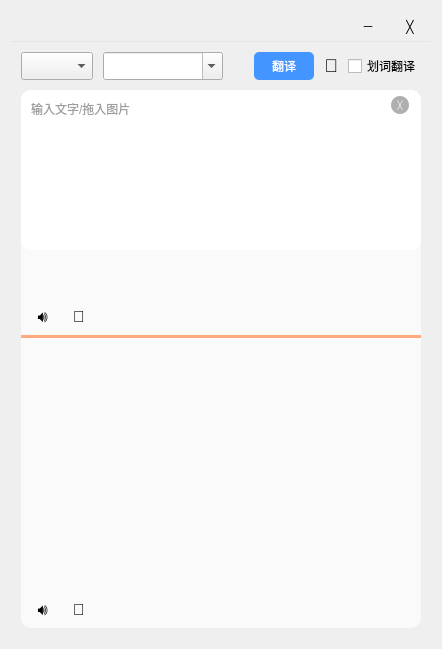
This is baidu_trans/MainWindow.ui in mtrdong/translator_pyqt5 as Qt 5 draws it before an edit. The edited form follows.
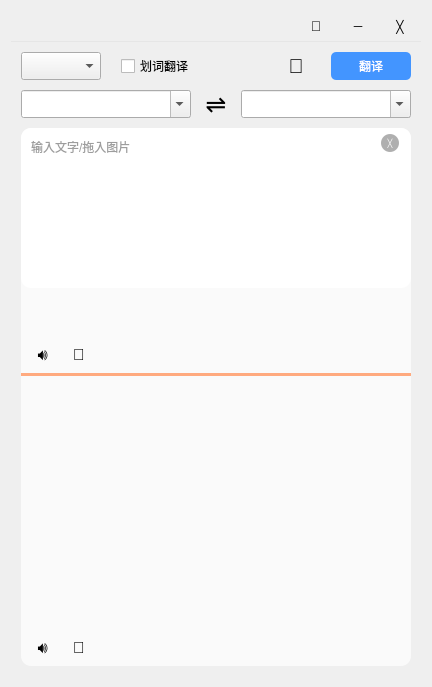
This is the edited form.

Commit message: UI调整，翻译调整

The edit to the form file:
```diff
--- a/baidu_trans/MainWindow.ui
+++ b/baidu_trans/MainWindow.ui
@@ -39,10 +39,10 @@
         </size>
        </property>
        <property name="styleSheet">
-        <string notr="true">QPushButton {background-color: transparent; border: 0;} QPushButton:hover {background-color: rgb(230, 230, 230);} QPushButton:pressed {background-color: rgb(200, 200, 200);}</string>
+        <string notr="true">QPushButton {background-color: transparent; border: 0; font-size: 14px} QPushButton:hover {background-color: rgb(220, 220, 220);}</string>
        </property>
        <property name="text">
-        <string>─</string>
+        <string>📌</string>
        </property>
       </widget>
      </item>
@@ -55,6 +55,22 @@
         </size>
        </property>
        <property name="styleSheet">
+        <string notr="true">QPushButton {background-color: transparent; border: 0;} QPushButton:hover {background-color: rgb(220, 220, 220);} QPushButton:pressed {background-color: rgb(200, 200, 200);}</string>
+       </property>
+       <property name="text">
+        <string>─</string>
+       </property>
+      </widget>
+     </item>
+     <item>
+      <widget class="QPushButton" name="pushButton_3">
+       <property name="minimumSize">
+        <size>
+         <width>42</width>
+         <height>30</height>
+        </size>
+       </property>
+       <property name="styleSheet">
         <string notr="true">QPushButton {background-color: transparent; border: 0;} QPushButton:hover {background-color: rgb(228, 104, 85);} QPushButton:pressed {background-color: rgb(196, 94, 74);}</string>
        </property>
        <property name="text">
@@ -103,114 +119,87 @@
      <item>
       <layout class="QHBoxLayout" name="horizontalLayout_2">
        <property name="spacing">
-        <number>0</number>
+        <number>20</number>
        </property>
        <item>
-        <layout class="QHBoxLayout" name="horizontalLayout_3">
-         <property name="spacing">
-          <number>10</number>
+        <widget class="QComboBox" name="comboBox">
+         <property name="minimumSize">
+          <size>
+           <width>80</width>
+           <height>28</height>
+          </size>
          </property>
-         <item>
-          <widget class="QComboBox" name="comboBox">
-           <property name="minimumSize">
-            <size>
-             <width>60</width>
-             <height>28</height>
-            </size>
-           </property>
-           <property name="toolTip">
-            <string>翻译引擎</string>
-           </property>
-          </widget>
-         </item>
-         <item>
-          <widget class="QComboBox" name="comboBox_2">
-           <property name="minimumSize">
-            <size>
-             <width>120</width>
-             <height>28</height>
-            </size>
-           </property>
-           <property name="toolTip">
-            <string>目标语言</string>
-           </property>
-           <property name="editable">
-            <bool>true</bool>
-           </property>
-          </widget>
-         </item>
-        </layout>
+         <property name="maximumSize">
+          <size>
+           <width>80</width>
+           <height>28</height>
+          </size>
+         </property>
+        </widget>
+       </item>
+       <item>
+        <widget class="QCheckBox" name="checkBox">
+         <property name="toolTip">
+          <string>Ctrl+C 快速发起翻译</string>
+         </property>
+         <property name="text">
+          <string>划词翻译</string>
+         </property>
+        </widget>
        </item>
        <item>
         <spacer name="horizontalSpacer_2">
          <property name="orientation">
           <enum>Qt::Horizontal</enum>
          </property>
-         <property name="sizeType">
-          <enum>QSizePolicy::MinimumExpanding</enum>
-         </property>
          <property name="sizeHint" stdset="0">
           <size>
-           <width>20</width>
+           <width>40</width>
            <height>20</height>
           </size>
          </property>
         </spacer>
        </item>
        <item>
-        <layout class="QHBoxLayout" name="horizontalLayout_4">
-         <property name="spacing">
-          <number>10</number>
+        <widget class="QPushButton" name="pushButton_4">
+         <property name="minimumSize">
+          <size>
+           <width>30</width>
+           <height>28</height>
+          </size>
          </property>
-         <item>
-          <widget class="QPushButton" name="pushButton_3">
-           <property name="minimumSize">
-            <size>
-             <width>60</width>
-             <height>28</height>
-            </size>
-           </property>
-           <property name="cursor">
-            <cursorShape>PointingHandCursor</cursorShape>
-           </property>
-           <property name="toolTip">
-            <string>开始翻译</string>
-           </property>
-           <property name="styleSheet">
-            <string notr="true">QPushButton {background-color: rgb(67, 149, 255); color: rgb(255, 255, 255); border-radius: 5px;} QPushButton:pressed {background-color: rgb(52, 133, 251);}</string>
-           </property>
-           <property name="text">
-            <string>翻译</string>
-           </property>
-          </widget>
-         </item>
-         <item>
-          <widget class="QPushButton" name="pushButton_4">
-           <property name="cursor">
-            <cursorShape>PointingHandCursor</cursorShape>
-           </property>
-           <property name="toolTip">
-            <string>截屏翻译（F1）</string>
-           </property>
-           <property name="styleSheet">
-            <string notr="true">QPushButton {background-color: transparent; border: 0; font-size: 18px}</string>
-           </property>
-           <property name="text">
-            <string>📸</string>
-           </property>
-          </widget>
-         </item>
-         <item>
-          <widget class="QCheckBox" name="checkBox">
-           <property name="toolTip">
-            <string>Ctrl+C 快速发起翻译</string>
-           </property>
-           <property name="text">
-            <string>划词翻译</string>
-           </property>
-          </widget>
-         </item>
-        </layout>
+         <property name="cursor">
+          <cursorShape>PointingHandCursor</cursorShape>
+         </property>
+         <property name="toolTip">
+          <string>截屏翻译（F1）</string>
+         </property>
+         <property name="styleSheet">
+          <string notr="true">QPushButton {background-color: transparent; border: 0; font-size: 20px}</string>
+         </property>
+         <property name="text">
+          <string>📸</string>
+         </property>
+        </widget>
+       </item>
+       <item>
+        <widget class="QPushButton" name="pushButton_5">
+         <property name="minimumSize">
+          <size>
+           <width>80</width>
+           <height>28</height>
+          </size>
+         </property>
+         <property name="cursor">
+          <cursorShape>PointingHandCursor</cursorShape>
+         </property>
+         <property name="styleSheet">
+          <string notr="true">QPushButton {background-color: rgb(67, 149, 255); color: rgb(255, 255, 255); border-radius: 5px;} QPushButton:pressed {background-color: rgb(52, 133, 251);}</string>
+         </property>
+         <property name="text">
+          <string>翻译</string>
+         </property>
+        </widget>
        </item>
       </layout>
      </item>
@@ -230,6 +219,80 @@
        </property>
       </spacer>
      </item>
+     <item>
+      <layout class="QHBoxLayout" name="horizontalLayout_3">
+       <property name="spacing">
+        <number>10</number>
+       </property>
+       <item>
+        <widget class="QComboBox" name="comboBox_2">
+         <property name="minimumSize">
+          <size>
+           <width>150</width>
+           <height>28</height>
+          </size>
+         </property>
+         <property name="toolTip">
+          <string>目标语言</string>
+         </property>
+         <property name="editable">
+          <bool>true</bool>
+         </property>
+        </widget>
+       </item>
+       <item>
+        <widget class="QPushButton" name="pushButton_6">
+         <property name="maximumSize">
+          <size>
+           <width>30</width>
+           <height>28</height>
+          </size>
+         </property>
+         <property name="cursor">
+          <cursorShape>PointingHandCursor</cursorShape>
+         </property>
+         <property name="styleSheet">
+          <string notr="true">QPushButton {background-color: transparent; border: 0; font-size: 25px}</string>
+         </property>
+         <property name="text">
+          <string>⇌</string>
+         </property>
+        </widget>
+       </item>
+       <item>
+        <widget class="QComboBox" name="comboBox_3">
+         <property name="minimumSize">
+          <size>
+           <width>150</width>
+           <height>28</height>
+          </size>
+         </property>
+         <property name="toolTip">
+          <string>目标语言</string>
+         </property>
+         <property name="editable">
+          <bool>true</bool>
+         </property>
+        </widget>
+       </item>
+      </layout>
+     </item>
+     <item>
+      <spacer name="verticalSpacer_2">
+       <property name="orientation">
+        <enum>Qt::Vertical</enum>
+       </property>
+       <property name="sizeType">
+        <enum>QSizePolicy::Minimum</enum>
+       </property>
+       <property name="sizeHint" stdset="0">
+        <size>
+         <width>20</width>
+         <height>10</height>
+        </size>
+       </property>
+      </spacer>
+     </item>
      <item>
       <widget class="QWidget" name="widget" native="true">
        <property name="styleSheet">
@@ -255,13 +318,13 @@
          <widget class="QTextEdit" name="textEdit">
           <property name="minimumSize">
            <size>
-            <width>400</width>
+            <width>390</width>
             <height>110</height>
            </size>
           </property>
           <property name="maximumSize">
            <size>
-            <width>400</width>
+            <width>16777215</width>
             <height>160</height>
            </size>
           </property>
@@ -285,7 +348,7 @@
             <number>0</number>
            </property>
            <item>
-            <layout class="QHBoxLayout" name="horizontalLayout_5">
+            <layout class="QHBoxLayout" name="horizontalLayout_4">
              <property name="rightMargin">
               <number>6</number>
              </property>
@@ -303,7 +366,7 @@
               </spacer>
              </item>
              <item>
-              <widget class="QPushButton" name="pushButton_5">
+              <widget class="QPushButton" name="pushButton_7">
                <property name="minimumSize">
                 <size>
                  <width>18</width>
@@ -324,7 +387,7 @@
             </layout>
            </item>
            <item>
-            <spacer name="verticalSpacer_2">
+            <spacer name="verticalSpacer_3">
              <property name="orientation">
               <enum>Qt::Vertical</enum>
              </property>
@@ -364,13 +427,13 @@
             <widget class="QTextBrowser" name="textBrowser">
              <property name="minimumSize">
               <size>
-               <width>400</width>
+               <width>390</width>
                <height>55</height>
               </size>
              </property>
              <property name="maximumSize">
               <size>
-               <width>400</width>
+               <width>16777215</width>
                <height>55</height>
               </size>
              </property>
@@ -398,7 +461,7 @@
                <number>0</number>
               </property>
               <item>
-               <layout class="QHBoxLayout" name="horizontalLayout_6">
+               <layout class="QHBoxLayout" name="horizontalLayout_5">
                 <property name="spacing">
                  <number>14</number>
                 </property>
@@ -412,7 +475,7 @@
                  <number>0</number>
                 </property>
                 <item>
-                 <widget class="QPushButton" name="pushButton_6">
+                 <widget class="QPushButton" name="pushButton_8">
                   <property name="minimumSize">
                    <size>
                     <width>22</width>
@@ -431,7 +494,7 @@
                  </widget>
                 </item>
                 <item>
-                 <widget class="QPushButton" name="pushButton_7">
+                 <widget class="QPushButton" name="pushButton_9">
                   <property name="minimumSize">
                    <size>
                     <width>22</width>
@@ -484,7 +547,7 @@
             <widget class="QTextBrowser" name="textBrowser_2">
              <property name="minimumSize">
               <size>
-               <width>400</width>
+               <width>390</width>
                <height>260</height>
               </size>
              </property>
@@ -495,7 +558,7 @@
            </item>
            <item>
             <widget class="QWidget" name="widget_4" native="true">
-             <layout class="QHBoxLayout" name="horizontalLayout_7">
+             <layout class="QHBoxLayout" name="horizontalLayout_6">
               <property name="spacing">
                <number>14</number>
               </property>
@@ -512,7 +575,7 @@
                <number>8</number>
               </property>
               <item>
-               <widget class="QPushButton" name="pushButton_8">
+               <widget class="QPushButton" name="pushButton_10">
                 <property name="minimumSize">
                  <size>
                   <width>22</width>
@@ -531,7 +594,7 @@
                </widget>
               </item>
               <item>
-               <widget class="QPushButton" name="pushButton_9">
+               <widget class="QPushButton" name="pushButton_11">
                 <property name="minimumSize">
                  <size>
                   <width>22</width>
```
Left out of the diff: 50 changed lines with no effect on the pictures. The commit also changes 5 other files.
